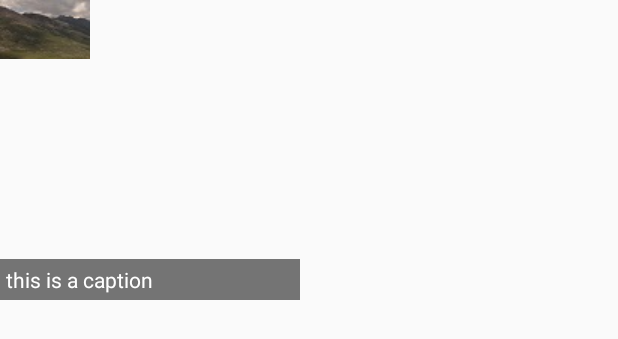
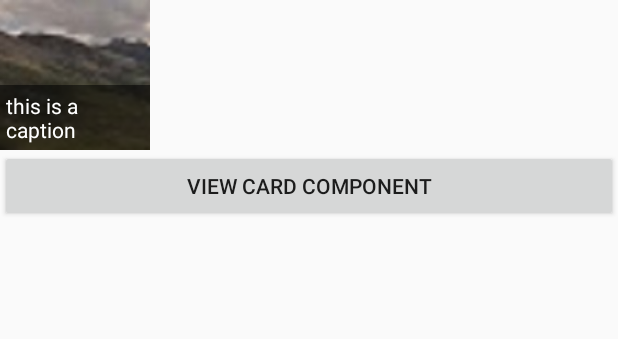
Before and after one commit to farooqkhan003/android-custom-component, an Android app: the layout activity_main.xml on its own in the app's theme, with its tools: preview values and no code run, on a phone screen of 412 x 824 dp. Shown: the top 339 px of the screen. Run offline under Robolectric (Android 15) with nearby library versions, the phone set to English and light mode, and no system bars.

Commit message:
final upload

```diff
--- a/app/src/main/java/com/androidtechpoint/customview/MainActivity.java
+++ b/app/src/main/java/com/androidtechpoint/customview/MainActivity.java
@@ -3,14 +3,17 @@
 import android.content.Intent;
 import android.support.v7.app.AppCompatActivity;
 import android.os.Bundle;
+import android.view.View;
 
-public class MainActivity extends AppCompatActivity {
+    public class MainActivity extends AppCompatActivity {
 
     @Override
     protected void onCreate(Bundle savedInstanceState) {
         super.onCreate(savedInstanceState);
         setContentView(R.layout.activity_main);
 
+    }
+    public void newActivity(View v){
         startActivity(new Intent(this , CardActivity.class));
     }
 }
--- a/app/src/main/res/layout/activity_main.xml
+++ b/app/src/main/res/layout/activity_main.xml
@@ -4,11 +4,19 @@
     xmlns:tools="http://schemas.android.com/tools"
     android:layout_width="match_parent"
     android:layout_height="match_parent"
+    android:orientation="vertical"
     tools:context="com.androidtechpoint.customview.MainActivity">
 
     <com.androidtechpoint.customview.CustomComponents.CustomComponent
-        android:layout_width="200dp"
-        android:layout_height="200dp"
+        android:layout_width="100dp"
+        android:layout_height="100dp"
         app:caption="this is a caption"
-        app:img_src="@drawable/image"/>
+        app:img_src="@drawable/image" />
+
+    <Button
+        android:layout_width="match_parent"
+        android:layout_height="wrap_content"
+        android:onClick="newActivity"
+        android:text="View Card Component" />
+
 </LinearLayout>
```
Also changed, not shown: app/src/main/res/drawable/image.JPG.
